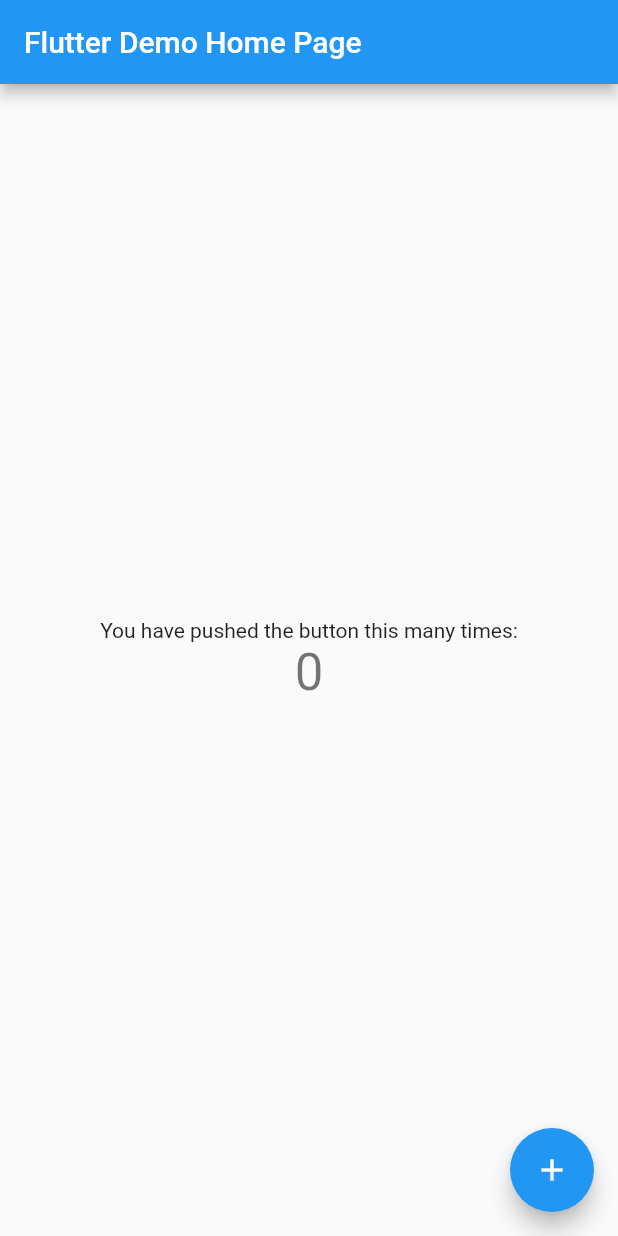
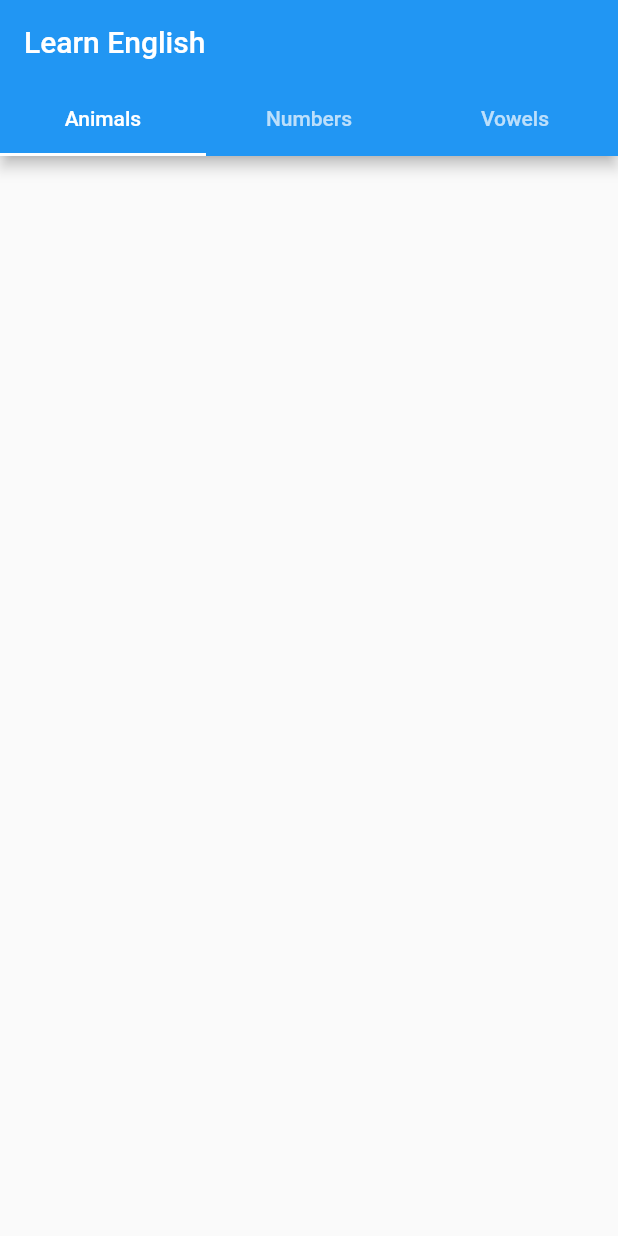
Before and after one commit to danielperesjr/learn-english-kids-flutter, a Flutter app: the screen it shows after launch, on a phone screen of 412 x 824 dp. Run offline on Flutter 3.47's test engine with Material 2 defaults, Android fonts, the phone set to English and light mode, and no system bars.

Commit message:
style: implements the initial UI structure

```diff
--- a/lib/main.dart
+++ b/lib/main.dart
@@ -1,115 +1,9 @@
 import 'package:flutter/material.dart';
+import 'package:learn_english/screens/home.dart';
 
 void main() {
-  runApp(const MyApp());
+  runApp(MaterialApp(
+    home: Home(),
+    debugShowCheckedModeBanner: false,
+  ));
 }
-
-class MyApp extends StatelessWidget {
-  const MyApp({super.key});
-
-  // This widget is the root of your application.
-  @override
-  Widget build(BuildContext context) {
-    return MaterialApp(
-      title: 'Flutter Demo',
-      theme: ThemeData(
-        // This is the theme of your application.
-        //
-        // Try running your application with "flutter run". You'll see the
-        // application has a blue toolbar. Then, without quitting the app, try
-        // changing the primarySwatch below to Colors.green and then invoke
-        // "hot reload" (press "r" in the console where you ran "flutter run",
-        // or simply save your changes to "hot reload" in a Flutter IDE).
-        // Notice that the counter didn't reset back to zero; the application
-        // is not restarted.
-        primarySwatch: Colors.blue,
-      ),
-      home: const MyHomePage(title: 'Flutter Demo Home Page'),
-    );
-  }
-}
-
-class MyHomePage extends StatefulWidget {
-  const MyHomePage({super.key, required this.title});
-
-  // This widget is the home page of your application. It is stateful, meaning
-  // that it has a State object (defined below) that contains fields that affect
-  // how it looks.
-
-  // This class is the configuration for the state. It holds the values (in this
-  // case the title) provided by the parent (in this case the App widget) and
-  // used by the build method of the State. Fields in a Widget subclass are
-  // always marked "final".
-
-  final String title;
-
-  @override
-  State<MyHomePage> createState() => _MyHomePageState();
-}
-
-class _MyHomePageState extends State<MyHomePage> {
-  int _counter = 0;
-
-  void _incrementCounter() {
-    setState(() {
-      // This call to setState tells the Flutter framework that something has
-      // changed in this State, which causes it to rerun the build method below
-      // so that the display can reflect the updated values. If we changed
-      // _counter without calling setState(), then the build method would not be
-      // called again, and so nothing would appear to happen.
-      _counter++;
-    });
-  }
-
-  @override
-  Widget build(BuildContext context) {
-    // This method is rerun every time setState is called, for instance as done
-    // by the _incrementCounter method above.
-    //
-    // The Flutter framework has been optimized to make rerunning build methods
-    // fast, so that you can just rebuild anything that needs updating rather
-    // than having to individually change instances of widgets.
-    return Scaffold(
-      appBar: AppBar(
-        // Here we take the value from the MyHomePage object that was created by
-        // the App.build method, and use it to set our appbar title.
-        title: Text(widget.title),
-      ),
-      body: Center(
-        // Center is a layout widget. It takes a single child and positions it
-        // in the middle of the parent.
-        child: Column(
-          // Column is also a layout widget. It takes a list of children and
-          // arranges them vertically. By default, it sizes itself to fit its
-          // children horizontally, and tries to be as tall as its parent.
-          //
-          // Invoke "debug painting" (press "p" in the console, choose the
-          // "Toggle Debug Paint" action from the Flutter Inspector in Android
-          // Studio, or the "Toggle Debug Paint" command in Visual Studio Code)
-          // to see the wireframe for each widget.
-          //
-          // Column has various properties to control how it sizes itself and
-          // how it positions its children. Here we use mainAxisAlignment to
-          // center the children vertically; the main axis here is the vertical
-          // axis because Columns are vertical (the cross axis would be
-          // horizontal).
-          mainAxisAlignment: MainAxisAlignment.center,
-          children: <Widget>[
-            const Text(
-              'You have pushed the button this many times:',
-            ),
-            Text(
-              '$_counter',
-              style: Theme.of(context).textTheme.headline4,
-            ),
-          ],
-        ),
-      ),
-      floatingActionButton: FloatingActionButton(
-        onPressed: _incrementCounter,
-        tooltip: 'Increment',
-        child: const Icon(Icons.add),
-      ), // This trailing comma makes auto-formatting nicer for build methods.
-    );
-  }
-}
--- /dev/null
+++ b/lib/screens/animals.dart
@@ -0,0 +1,15 @@
+import 'package:flutter/material.dart';
+
+class Animals extends StatefulWidget {
+  const Animals({Key? key}) : super(key: key);
+
+  @override
+  State<Animals> createState() => _AnimalsState();
+}
+
+class _AnimalsState extends State<Animals> {
+  @override
+  Widget build(BuildContext context) {
+    return Container();
+  }
+}
--- /dev/null
+++ b/lib/screens/home.dart
@@ -0,0 +1,61 @@
+import 'package:flutter/material.dart';
+import 'package:learn_english/screens/animals.dart';
+import 'package:learn_english/screens/numbers.dart';
+import 'package:learn_english/screens/vowels.dart';
+
+class Home extends StatefulWidget {
+  const Home({Key? key}) : super(key: key);
+
+  @override
+  State<Home> createState() => _HomeState();
+}
+
+class _HomeState extends State<Home> with SingleTickerProviderStateMixin {
+  late TabController _tabController;
+
+  @override
+  void initState() {
+    super.initState();
+    _tabController = TabController(
+      length: 3,
+      vsync: this,
+    );
+  }
+
+  @override
+  void dispose() {
+    super.dispose();
+    _tabController.dispose();
+  }
+
+  @override
+  Widget build(BuildContext context) {
+    return Scaffold(
+      appBar: AppBar(
+        title: Text("Learn English"),
+        bottom: TabBar(
+          controller: _tabController,
+          tabs: [
+            Tab(
+              text: "Animals",
+            ),
+            Tab(
+              text: "Numbers",
+            ),
+            Tab(
+              text: "Vowels",
+            ),
+          ],
+        ),
+      ),
+      body: TabBarView(
+        controller: _tabController,
+        children: [
+          Animals(),
+          Numbers(),
+          Vowels(),
+        ],
+      ),
+    );
+  }
+}
--- /dev/null
+++ b/lib/screens/numbers.dart
@@ -0,0 +1,15 @@
+import 'package:flutter/material.dart';
+
+class Numbers extends StatefulWidget {
+  const Numbers({Key? key}) : super(key: key);
+
+  @override
+  State<Numbers> createState() => _NumbersState();
+}
+
+class _NumbersState extends State<Numbers> {
+  @override
+  Widget build(BuildContext context) {
+    return Container();
+  }
+}
--- /dev/null
+++ b/lib/screens/vowels.dart
@@ -0,0 +1,15 @@
+import 'package:flutter/material.dart';
+
+class Vowels extends StatefulWidget {
+  const Vowels({Key? key}) : super(key: key);
+
+  @override
+  State<Vowels> createState() => _VowelsState();
+}
+
+class _VowelsState extends State<Vowels> {
+  @override
+  Widget build(BuildContext context) {
+    return Container();
+  }
+}
```
